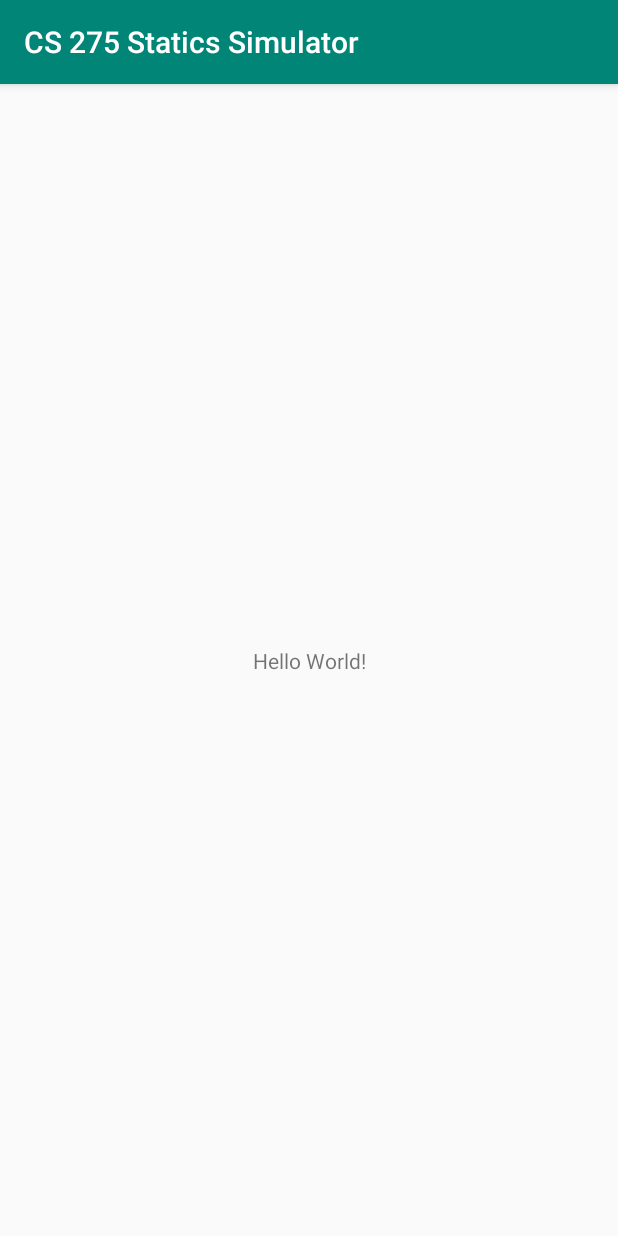
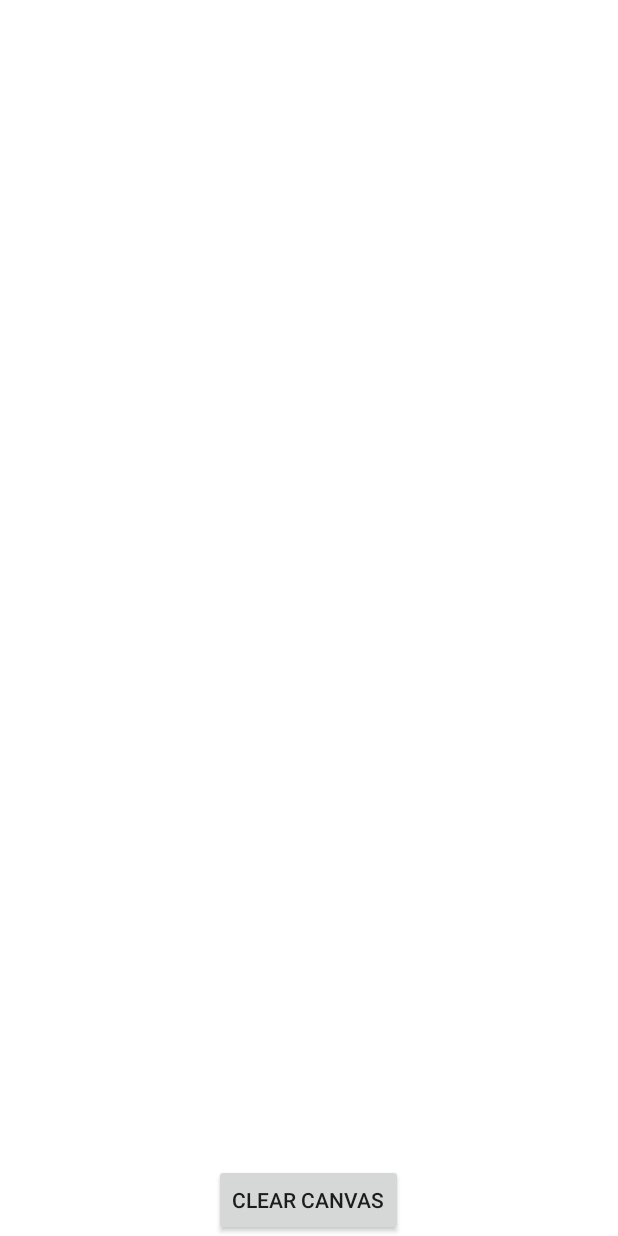
Before and after one commit to mkyle98/CS-275-Statics-Simulator, an Android app: the screen it shows after launch (MainActivity), on a phone screen of 412 x 824 dp. Run offline under Robolectric (Android 15) with nearby library versions, the phone set to English and light mode, and no system bars.

Commit message:
Add canvas example code

```diff
--- a/app/src/main/AndroidManifest.xml
+++ b/app/src/main/AndroidManifest.xml
@@ -9,6 +9,7 @@
         android:roundIcon="@mipmap/ic_launcher_round"
         android:supportsRtl="true"
         android:theme="@style/AppTheme">
+        <activity android:name=".CanvasActivity"></activity>
         <activity android:name=".MainActivity">
             <intent-filter>
                 <action android:name="android.intent.action.MAIN" />
--- /dev/null
+++ b/app/src/main/java/com/jacobwunder/cs275staticssimulator/CanvasView.java
@@ -0,0 +1,109 @@
+package com.jacobwunder.cs275staticssimulator;
+
+import android.content.Context;
+import android.graphics.Bitmap;
+import android.graphics.Canvas;
+import android.graphics.Color;
+import android.graphics.Paint;
+import android.graphics.Path;
+import android.util.AttributeSet;
+import android.view.MotionEvent;
+import android.view.View;
+
+public class CanvasView extends View {
+
+    public int width;
+    public int height;
+    private Bitmap mBitmap;
+    private Canvas mCanvas;
+    private Path mPath;
+    Context context;
+    private Paint mPaint;
+    private float mX, mY;
+    private static final float TOLERANCE = 5;
+
+    public CanvasView(Context c, AttributeSet attrs) {
+        super(c, attrs);
+        context = c;
+
+        // we set a new Path
+        mPath = new Path();
+
+        // and we set a new Paint with the desired attributes
+        mPaint = new Paint();
+        mPaint.setAntiAlias(true);
+        mPaint.setColor(Color.BLACK);
+        mPaint.setStyle(Paint.Style.STROKE);
+        mPaint.setStrokeJoin(Paint.Join.ROUND);
+        mPaint.setStrokeWidth(4f);
+    }
+
+    // override onSizeChanged
+    @Override
+    protected void onSizeChanged(int w, int h, int oldw, int oldh) {
+        super.onSizeChanged(w, h, oldw, oldh);
+
+        // your Canvas will draw onto the defined Bitmap
+        mBitmap = Bitmap.createBitmap(w, h, Bitmap.Config.ARGB_8888);
+        mCanvas = new Canvas(mBitmap);
+    }
+
+    // override onDraw
+    @Override
+    protected void onDraw(Canvas canvas) {
+        super.onDraw(canvas);
+        // draw the mPath with the mPaint on the canvas when onDraw
+        canvas.drawPath(mPath, mPaint);
+    }
+
+    // when ACTION_DOWN start touch according to the x,y values
+    private void startTouch(float x, float y) {
+        mPath.moveTo(x, y);
+        mX = x;
+        mY = y;
+    }
+
+    // when ACTION_MOVE move touch according to the x,y values
+    private void moveTouch(float x, float y) {
+        float dx = Math.abs(x - mX);
+        float dy = Math.abs(y - mY);
+        if (dx >= TOLERANCE || dy >= TOLERANCE) {
+            mPath.quadTo(mX, mY, (x + mX) / 2, (y + mY) / 2);
+            mX = x;
+            mY = y;
+        }
+    }
+
+    public void clearCanvas() {
+        mPath.reset();
+        invalidate();
+    }
+
+    // when ACTION_UP stop touch
+    private void upTouch() {
+        mPath.lineTo(mX, mY);
+    }
+
+    //override the onTouchEvent
+    @Override
+    public boolean onTouchEvent(MotionEvent event) {
+        float x = event.getX();
+        float y = event.getY();
+
+        switch (event.getAction()) {
+            case MotionEvent.ACTION_DOWN:
+                startTouch(x, y);
+                invalidate();
+                break;
+            case MotionEvent.ACTION_MOVE:
+                moveTouch(x, y);
+                invalidate();
+                break;
+            case MotionEvent.ACTION_UP:
+                upTouch();
+                invalidate();
+                break;
+        }
+        return true;
+    }
+}
--- a/app/src/main/java/com/jacobwunder/cs275staticssimulator/MainActivity.java
+++ b/app/src/main/java/com/jacobwunder/cs275staticssimulator/MainActivity.java
@@ -1,14 +1,23 @@
 package com.jacobwunder.cs275staticssimulator;
 
-import androidx.appcompat.app.AppCompatActivity;
+import android.app.Activity;
+import android.os.Bundle;
+import android.view.View;
 
-import android.os.Bundle;
+public class MainActivity extends Activity {
 
-public class MainActivity extends AppCompatActivity {
+    private CanvasView customCanvas;
 
     @Override
     protected void onCreate(Bundle savedInstanceState) {
         super.onCreate(savedInstanceState);
         setContentView(R.layout.activity_main);
+
+        customCanvas = (CanvasView) findViewById(R.id.signature_canvas);
     }
+
+    public void clearCanvas(View v) {
+        customCanvas.clearCanvas();
+    }
+
 }
--- a/app/src/main/res/layout/activity_main.xml
+++ b/app/src/main/res/layout/activity_main.xml
@@ -6,13 +6,28 @@
     android:layout_height="match_parent"
     tools:context=".MainActivity">
 
-    <TextView
-        android:layout_width="wrap_content"
-        android:layout_height="wrap_content"
-        android:text="Hello World!"
-        app:layout_constraintBottom_toBottomOf="parent"
-        app:layout_constraintLeft_toLeftOf="parent"
-        app:layout_constraintRight_toRightOf="parent"
-        app:layout_constraintTop_toTopOf="parent" />
+    <FrameLayout xmlns:android="http://schemas.android.com/apk/res/android"
+        xmlns:custom="http://schemas.android.com/apk/res-auto"
+        xmlns:app="http://schemas.android.com/apk/res-auto"
+        android:layout_width="match_parent"
+        android:layout_height="match_parent"
+        android:background="#FFFFFF"
+        android:orientation="vertical" >
+
+        <com.jacobwunder.cs275staticssimulator.CanvasView
+            android:id="@+id/signature_canvas"
+            android:layout_width="match_parent"
+            android:layout_height="match_parent"
+            android:textColor="#FFFFFF" />
+
+        <Button
+            android:id="@+id/button1"
+            android:layout_width="wrap_content"
+            android:layout_height="wrap_content"
+            android:layout_gravity="bottom|center"
+            android:onClick="clearCanvas"
+            android:text="Clear Canvas" />
+
+    </FrameLayout>
 
 </androidx.constraintlayout.widget.ConstraintLayout>
```
